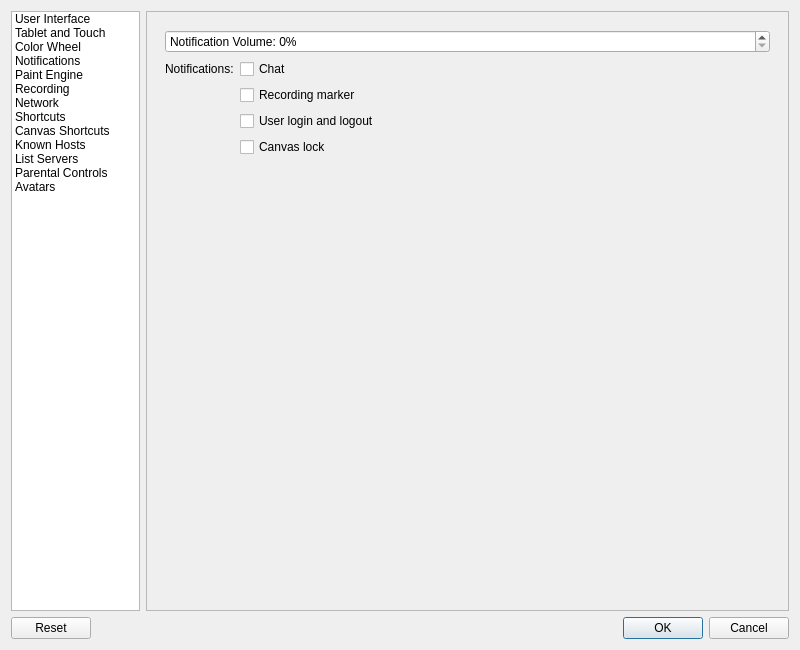
The window that src/desktop/ui/settings.ui (drawpile/Drawpile) describes before a commit, drawn with Qt 5.
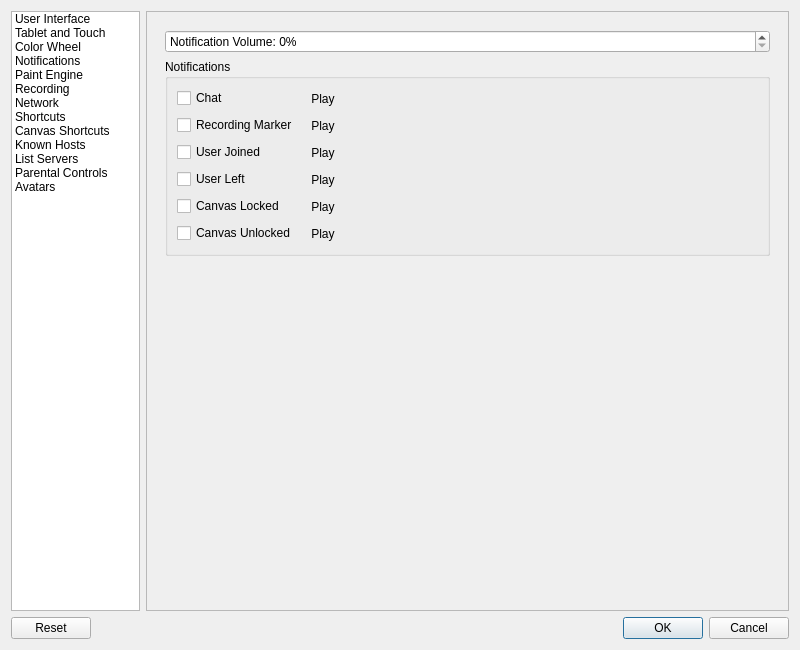
The same window after the commit. The open tabs and pages were chosen to show the change. Icons and pictures are not drawn. Custom widgets are drawn as their Qt base class.

Commit message:
Split all notification settings, add sound test
So that you can pick which sounds you want to hear individually and can
actually test how loud you configured your notifications to be.

What changed in the file:
```diff
--- a/src/desktop/ui/settings.ui
+++ b/src/desktop/ui/settings.ui
@@ -674,43 +674,8 @@
            </layout>
           </widget>
           <widget class="QWidget" name="page_2">
-           <layout class="QFormLayout" name="formLayout_6">
-            <item row="1" column="0">
-             <widget class="QLabel" name="label_13">
-              <property name="text">
-               <string>Notifications:</string>
-              </property>
-             </widget>
-            </item>
-            <item row="1" column="1">
-             <widget class="QCheckBox" name="notifChat">
-              <property name="text">
-               <string>Chat</string>
-              </property>
-             </widget>
-            </item>
-            <item row="2" column="1">
-             <widget class="QCheckBox" name="notifMarker">
-              <property name="text">
-               <string>Recording marker</string>
-              </property>
-             </widget>
-            </item>
-            <item row="3" column="1">
-             <widget class="QCheckBox" name="notifLogin">
-              <property name="text">
-               <string>User login and logout</string>
-              </property>
-             </widget>
-            </item>
-            <item row="4" column="1">
-             <widget class="QCheckBox" name="notifLock">
-              <property name="text">
-               <string>Canvas lock</string>
-              </property>
-             </widget>
-            </item>
-            <item row="0" column="0" colspan="2">
+           <layout class="QVBoxLayout" name="verticalLayout_8">
+            <item>
              <widget class="KisSliderSpinBox" name="notificationVolume">
               <property name="suffix">
                <string>%</string>
@@ -723,6 +688,167 @@
               </property>
              </widget>
             </item>
+            <item>
+             <widget class="QGroupBox" name="notificationsGroup">
+              <property name="title">
+               <string>Notifications</string>
+              </property>
+              <layout class="QGridLayout" name="gridLayout">
+               <item row="1" column="0">
+                <widget class="QCheckBox" name="notifMarker">
+                 <property name="text">
+                  <string>Recording Marker</string>
+                 </property>
+                </widget>
+               </item>
+               <item row="2" column="0">
+                <widget class="QCheckBox" name="notifLogin">
+                 <property name="text">
+                  <string>User Joined</string>
+                 </property>
+                </widget>
+               </item>
+               <item row="4" column="0">
+                <widget class="QCheckBox" name="notifLock">
+                 <property name="text">
+                  <string>Canvas Locked</string>
+                 </property>
+                </widget>
+               </item>
+               <item row="0" column="1">
+                <widget class="QToolButton" name="playChat">
+                 <property name="text">
+                  <string>Play</string>
+                 </property>
+                 <property name="icon">
+                  <iconset theme="media-playback-start">
+                   <normaloff>theme:media-playback-start.svg</normaloff>theme:media-playback-start.svg</iconset>
+                 </property>
+                 <property name="autoRaise">
+                  <bool>true</bool>
+                 </property>
+                </widget>
+               </item>
+               <item row="3" column="1">
+                <widget class="QToolButton" name="playLogout">
+                 <property name="text">
+                  <string>Play</string>
+                 </property>
+                 <property name="icon">
+                  <iconset theme="media-playback-start">
+                   <normaloff>theme:media-playback-start.svg</normaloff>theme:media-playback-start.svg</iconset>
+                 </property>
+                 <property name="autoRaise">
+                  <bool>true</bool>
+                 </property>
+                </widget>
+               </item>
+               <item row="0" column="2" rowspan="5">
+                <spacer name="notificationsGroupSpacer">
+                 <property name="orientation">
+                  <enum>Qt::Horizontal</enum>
+                 </property>
+                 <property name="sizeHint" stdset="0">
+                  <size>
+                   <width>40</width>
+                   <height>20</height>
+                  </size>
+                 </property>
+                </spacer>
+               </item>
+               <item row="4" column="1">
+                <widget class="QToolButton" name="playLock">
+                 <property name="text">
+                  <string>Play</string>
+                 </property>
+                 <property name="icon">
+                  <iconset theme="media-playback-start">
+                   <normaloff>theme:media-playback-start.svg</normaloff>theme:media-playback-start.svg</iconset>
+                 </property>
+                 <property name="autoRaise">
+                  <bool>true</bool>
+                 </property>
+                </widget>
+               </item>
+               <item row="0" column="0">
+                <widget class="QCheckBox" name="notifChat">
+                 <property name="text">
+                  <string>Chat</string>
+                 </property>
+                </widget>
+               </item>
+               <item row="2" column="1">
+                <widget class="QToolButton" name="playLogin">
+                 <property name="text">
+                  <string>Play</string>
+                 </property>
+                 <property name="icon">
+                  <iconset theme="media-playback-start">
+                   <normaloff>theme:media-playback-start.svg</normaloff>theme:media-playback-start.svg</iconset>
+                 </property>
+                 <property name="autoRaise">
+                  <bool>true</bool>
+                 </property>
+                </widget>
+               </item>
+               <item row="3" column="0">
+                <widget class="QCheckBox" name="notifLogout">
+                 <property name="text">
+                  <string>User Left</string>
+                 </property>
+                </widget>
+               </item>
+               <item row="1" column="1">
+                <widget class="QToolButton" name="playMarker">
+                 <property name="text">
+                  <string>Play</string>
+                 </property>
+                 <property name="icon">
+                  <iconset theme="media-playback-start">
+                   <normaloff>theme:media-playback-start.svg</normaloff>theme:media-playback-start.svg</iconset>
+                 </property>
+                 <property name="autoRaise">
+                  <bool>true</bool>
+                 </property>
+                </widget>
+               </item>
+               <item row="5" column="0">
+                <widget class="QCheckBox" name="notifUnlock">
+                 <property name="text">
+                  <string>Canvas Unlocked</string>
+                 </property>
+                </widget>
+               </item>
+               <item row="5" column="1">
+                <widget class="QToolButton" name="playUnlock">
+                 <property name="text">
+                  <string>Play</string>
+                 </property>
+                 <property name="icon">
+                  <iconset theme="media-playback-start">
+                   <normaloff>theme:media-playback-start.svg</normaloff>theme:media-playback-start.svg</iconset>
+                 </property>
+                 <property name="autoRaise">
+                  <bool>true</bool>
+                 </property>
+                </widget>
+               </item>
+              </layout>
+             </widget>
+            </item>
+            <item>
+             <spacer name="notifSpacer">
+              <property name="orientation">
+               <enum>Qt::Vertical</enum>
+              </property>
+              <property name="sizeHint" stdset="0">
+               <size>
+                <width>0</width>
+                <height>0</height>
+               </size>
+              </property>
+             </spacer>
+            </item>
            </layout>
           </widget>
           <widget class="QWidget" name="paintEnginePage">
```
The commit also changes 4 other files.
